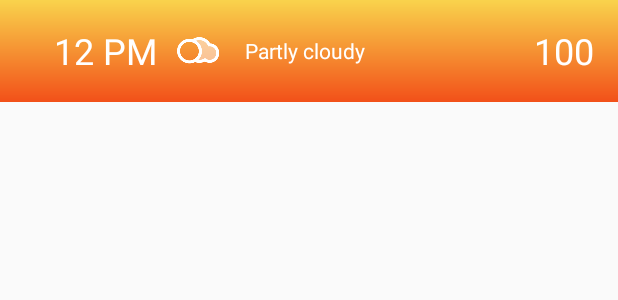
After one commit to AnastasiaKarpenko/Android_Stormy, an Android app: the layout hourly_list_item.xml on its own in the app's theme, with its tools: preview values and no code run, on a phone screen of 412 x 824 dp. The commit adds this screen. Shown: the top 300 px of the screen. Run offline under Robolectric (Android 15) with nearby library versions, the phone set to English and light mode, and no system bars.

Commit message:
Hour layout created, hour data to parcelable, created adapter for recycler view

```diff
--- /dev/null
+++ b/app/src/main/res/layout/hourly_list_item.xml
@@ -0,0 +1,63 @@
+<?xml version="1.0" encoding="utf-8"?>
+<RelativeLayout xmlns:android="http://schemas.android.com/apk/res/android"
+                xmlns:app="http://schemas.android.com/apk/res-auto"
+                xmlns:tools="http://schemas.android.com/tools"
+                android:layout_width="match_parent"
+                android:layout_height="wrap_content"
+                tools:background="@drawable/bg_gradient"
+                android:paddingTop="8dp"
+                android:paddingBottom="8dp">
+
+    <TextView
+        android:layout_width="80dp"
+        android:layout_height="wrap_content"
+        android:layout_centerVertical="true"
+        android:layout_alignParentLeft="true"
+        android:layout_alignParentStart="true"
+        android:layout_marginLeft="36dp"
+        android:layout_marginStart="36dp"
+        android:layout_marginTop="19dp"
+        android:id="@+id/timeLabel"
+        android:textColor="#ffffffff"
+        android:textSize="24sp"
+        tools:text="12 PM"/>
+
+    <ImageView
+        android:layout_width="wrap_content"
+        android:layout_height="wrap_content"
+        app:srcCompat="@drawable/partly_cloudy"
+        android:layout_centerVertical="true"
+        android:layout_toRightOf="@+id/timeLabel"
+        android:layout_toEndOf="@+id/timeLabel"
+        android:id="@+id/iconImageView"/>
+
+    <TextView
+        android:layout_width="wrap_content"
+        android:layout_height="wrap_content"
+        android:layout_alignBottom="@+id/timeLabel"
+        android:layout_alignParentRight="true"
+        android:layout_marginRight="16dp"
+        android:layout_marginEnd="16dp"
+        android:id="@+id/temperatureLabel"
+        android:layout_alignParentEnd="true"
+        android:layout_centerInParent="true"
+        android:layout_centerVertical="true"
+        android:textColor="#ffffffff"
+        android:textSize="24sp"
+        tools:text="100"/>
+
+    <TextView
+        android:layout_width="wrap_content"
+        android:layout_height="wrap_content"
+        android:layout_alignBottom="@+id/timeLabel"
+        android:id="@+id/summaryLabel"
+        android:textColor="#ffffffff"
+        android:layout_centerVertical="true"
+        android:paddingLeft="15dp"
+        android:paddingRight="15dp"
+        tools:text="Partly cloudy"
+        android:layout_toEndOf="@+id/iconImageView"
+        android:layout_toLeftOf="@+id/temperatureLabel"
+        android:layout_toRightOf="@+id/iconImageView"
+        android:gravity="center"/>
+</RelativeLayout>
```
Also changed, not shown: app/src/main/java/ws/tilda/anastasia/stormy/adapters/HourAdapter.java (added, +43 -0 lines), app/src/main/java/ws/tilda/anastasia/stormy/ui/HourlyForecastActivity.java (+10 -0 lines), app/src/main/java/ws/tilda/anastasia/stormy/ui/MainActivity.java (+8 -0 lines), app/src/main/java/ws/tilda/anastasia/stormy/weather/Hour.java (+41 -1 lines), app/src/main/res/layout/activity_hourly_forecast.xml (+10 -1 lines).
